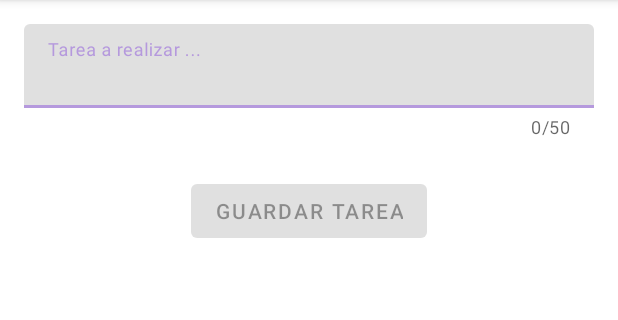
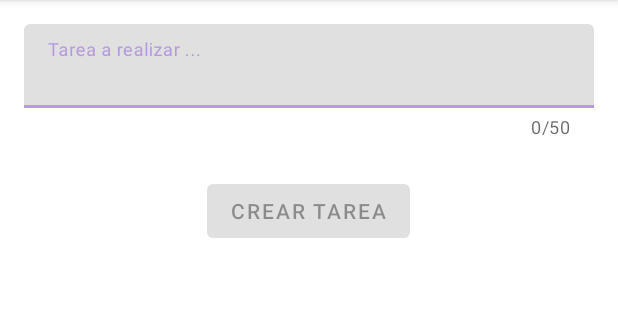
Before and after one commit to VictorHdezMartin/ListaDeTareas, an Android app: the TareasActivity screen opened directly, with no data from a screen before it, on a phone screen of 412 x 824 dp, the part 84-404 px from its top. Run offline under Robolectric (Android 15) with nearby library versions, the phone set to English and light mode, and no system bars.

Commit message:
22_11_2024 -> FIN

```diff
--- a/app/src/main/java/com/example/listadetareas/activities/TareasActivity.kt
+++ b/app/src/main/java/com/example/listadetareas/activities/TareasActivity.kt
@@ -47,7 +47,7 @@ class TareasActivity : AppCompatActivity() {
             binding.saveButton.setText("Actualizar tarea")
         } else {
             tarea = class_Tarea(-1, "")                                // tarea nueva
-            binding.saveButton.setText("Guardar tarea")
+            binding.saveButton.setText("Crear tarea")
         }
 
         enabledSaveButton()                                                     // ¿Habilitar botón guardar tarea?
--- a/app/src/main/java/com/example/listadetareas/data/entities/Class_Tarea.kt
+++ b/app/src/main/java/com/example/listadetareas/data/entities/Class_Tarea.kt
@@ -3,6 +3,7 @@ package com.example.listadetareas.data.entities
 data class class_Tarea (
     val id: Long,
     var name: String,
+  //  var fechaCreate: Long = 35678
   //  var fechaStart: Long = 35789,
   //  var fechaEnd: Long = 35789,
   //  var hora: Long = 2000,
@@ -12,6 +13,7 @@ data class class_Tarea (
         const val TABLE_NAME  = "TBL_Tareas"
         const val COLUMN_ID   = "id"
         const val COLUMN_NAME = "nombreTarea"
+     //   const val COLUMN_FECHACREATE = "fechaCreacion"
      //   const val COLUMN_FECHASTART = "fechaInicio"
      //   const val COLUMN_FECHAEND = "fechaFin"
      //   const val COLUMN_HORAFIN = "horaFin"
--- a/app/src/main/res/layout/activity_tareas.xml
+++ b/app/src/main/res/layout/activity_tareas.xml
@@ -35,7 +35,8 @@
             android:layout_height="wrap_content"
             android:layout_gravity="center"
             android:layout_margin="24dp"
-            android:text="Guardar tarea"/>
+            android:text="Crear tarea"/>
+
     </LinearLayout>
 
 </androidx.constraintlayout.widget.ConstraintLayout>
```
